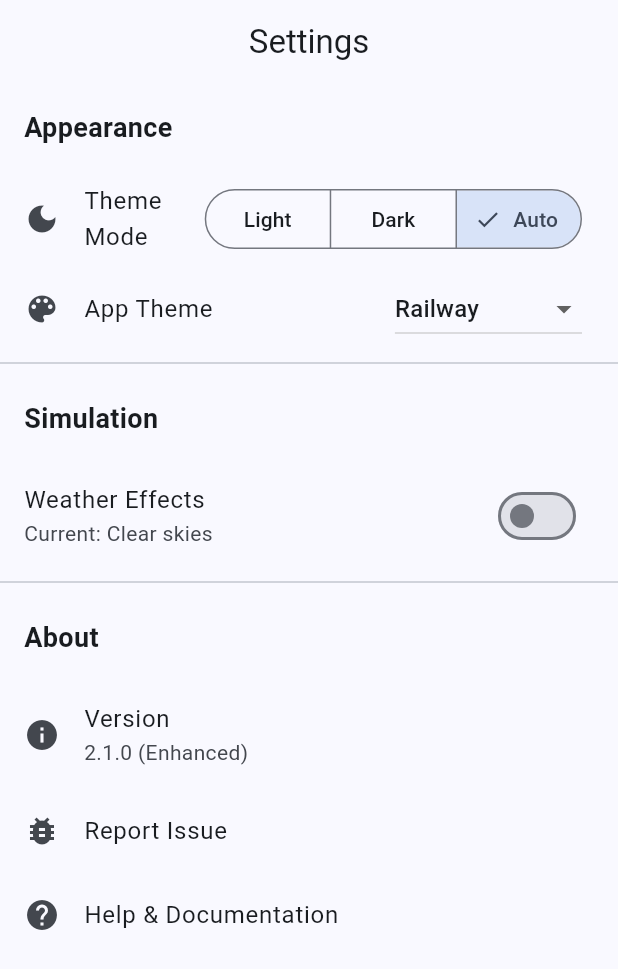
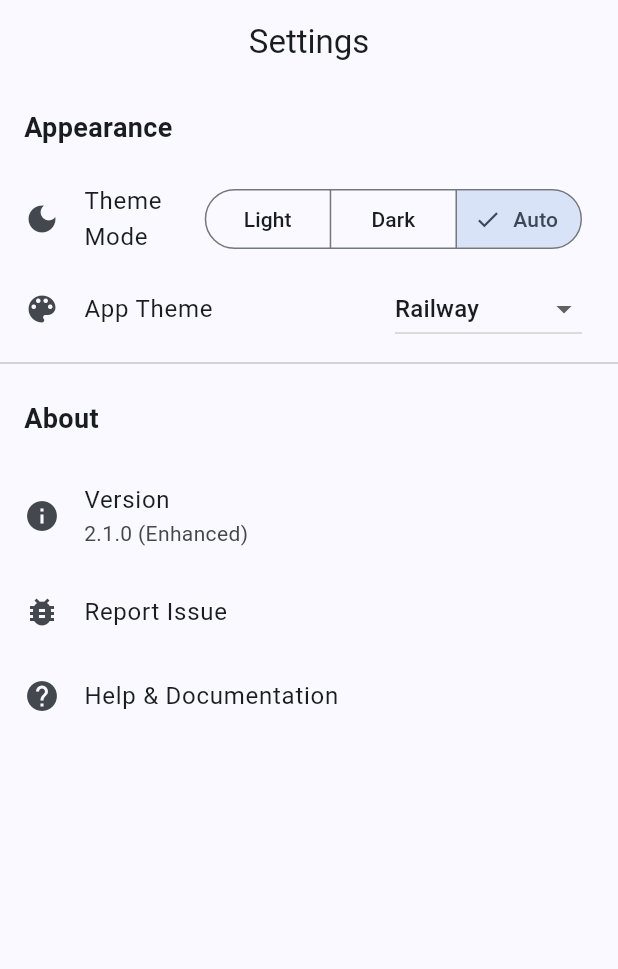
Before and after one commit to dfunkgyro/signal_champ, a Flutter app: the SettingsScreen screen opened directly, on a phone screen of 412 x 824 dp. Shown: the top 969 px of the screen. Run offline on Flutter 3.47's test engine with Material 3 defaults, Android fonts, the phone set to English and light mode, and no system bars; our stand-ins replace flutter_dotenv, shared_preferences, supabase_flutter; accounts and stored records are empty.

Commit message:
Fix broken import paths and remove weather feature
- Fixed broken relative imports in main.dart (changed ../ to correct paths)
- Removed WeatherSystem provider and all weather-related functionality
- Removed weather effects toggle from settings screen

```diff
--- a/lib/main.dart
+++ b/lib/main.dart
@@ -2,13 +2,12 @@ import 'package:flutter/material.dart';
 import 'package:provider/provider.dart';
 import 'package:supabase_flutter/supabase_flutter.dart';
 import 'package:flutter_dotenv/flutter_dotenv.dart';
-import '../controllers/theme_controller.dart';
-import '../services/supabase_service.dart';
-import 'weather_system.dart';
+import 'controllers/theme_controller.dart';
+import 'services/supabase_service.dart';
 import 'achievements_service.dart';
 import 'custom_bottom_nav.dart';
-import '../screens/terminal_station_screen.dart';
-import '../controllers/terminal_station_controller.dart';
+import 'screens/terminal_station_screen.dart';
+import 'controllers/terminal_station_controller.dart';
 
 Future<void> main() async {
   WidgetsFlutterBinding.ensureInitialized();
@@ -40,7 +39,6 @@ class RailChampApp extends StatelessWidget {
         ChangeNotifierProvider(
           create: (_) => SupabaseService(Supabase.instance.client),
         ),
-        ChangeNotifierProvider(create: (_) => WeatherSystem()),
         ChangeNotifierProvider(
           create: (_) => AchievementsService(Supabase.instance.client),
         ),
@@ -177,30 +175,6 @@ class SettingsScreen extends StatelessWidget {
           const Padding(
             padding: EdgeInsets.all(16),
             child: Text(
-              'Simulation',
-              style: TextStyle(fontSize: 18, fontWeight: FontWeight.bold),
-            ),
-          ),
-          Consumer<WeatherSystem>(
-            builder: (context, weather, _) {
-              return SwitchListTile(
-                title: const Text('Weather Effects'),
-                subtitle: Text('Current: ${weather.getWeatherDescription()}'),
-                value: weather.currentWeather != WeatherCondition.clear,
-                onChanged: (value) {
-                  if (value) {
-                    weather.setWeather(WeatherCondition.rain);
-                  } else {
-                    weather.setWeather(WeatherCondition.clear);
-                  }
-                },
-              );
-            },
-          ),
-          const Divider(),
-          const Padding(
-            padding: EdgeInsets.all(16),
-            child: Text(
               'About',
               style: TextStyle(fontSize: 18, fontWeight: FontWeight.bold),
             ),
```
